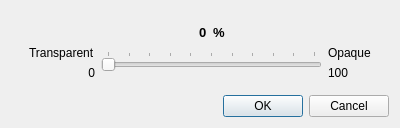
Qt form src/foammesh/view/display_control/opacity_dialog.ui (TheErevnaa/FoamMesh) before a commit.
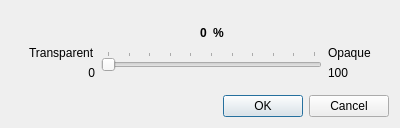
The same form after that commit.

```diff
--- a/src/foammesh/view/display_control/opacity_dialog.ui
+++ b/src/foammesh/view/display_control/opacity_dialog.ui
@@ -72,7 +72,7 @@
        <widget class="QWidget" name="widget_2" native="true">
         <layout class="QHBoxLayout" name="horizontalLayout_2">
          <property name="spacing">
-          <number>2</number>
+          <number>4</number>
          </property>
          <property name="leftMargin">
           <number>0</number>
@@ -89,15 +89,9 @@
             <property name="leftMargin">
              <number>0</number>
             </property>
-            <property name="topMargin">
-             <number>9</number>
-            </property>
             <property name="rightMargin">
              <number>0</number>
             </property>
-            <property name="bottomMargin">
-             <number>9</number>
-            </property>
             <item>
              <widget class="QWidget" name="widget_4" native="true">
               <layout class="QHBoxLayout" name="horizontalLayout_3">
@@ -124,7 +118,6 @@
                 <widget class="QLabel" name="value">
                  <property name="font">
                   <font>
-                   <pointsize>10</pointsize>
                    <bold>true</bold>
                   </font>
                  </property>
@@ -137,7 +130,6 @@
                 <widget class="QLabel" name="label_6">
                  <property name="font">
                   <font>
-                   <pointsize>10</pointsize>
                    <bold>true</bold>
                   </font>
                  </property>
```
